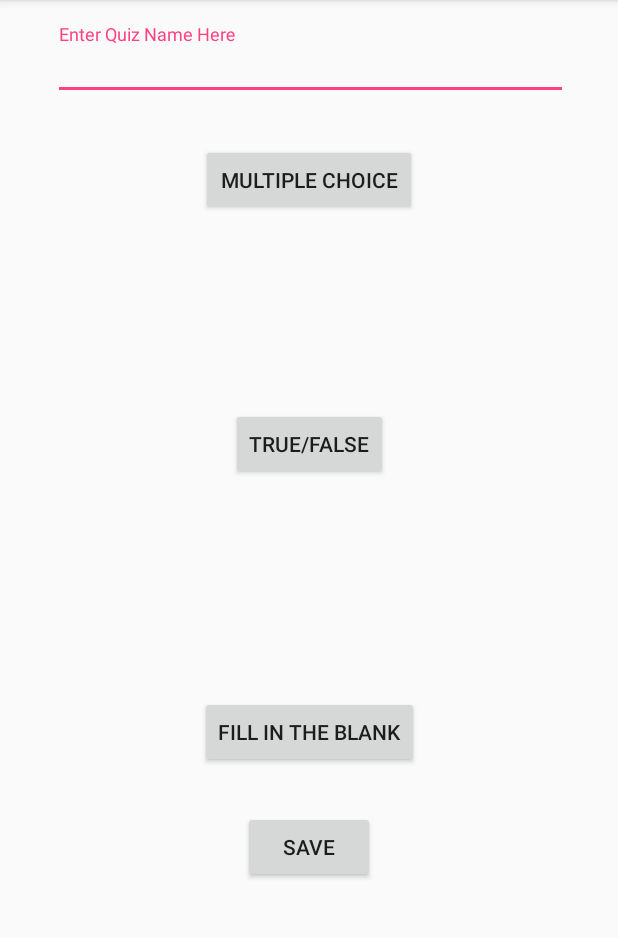
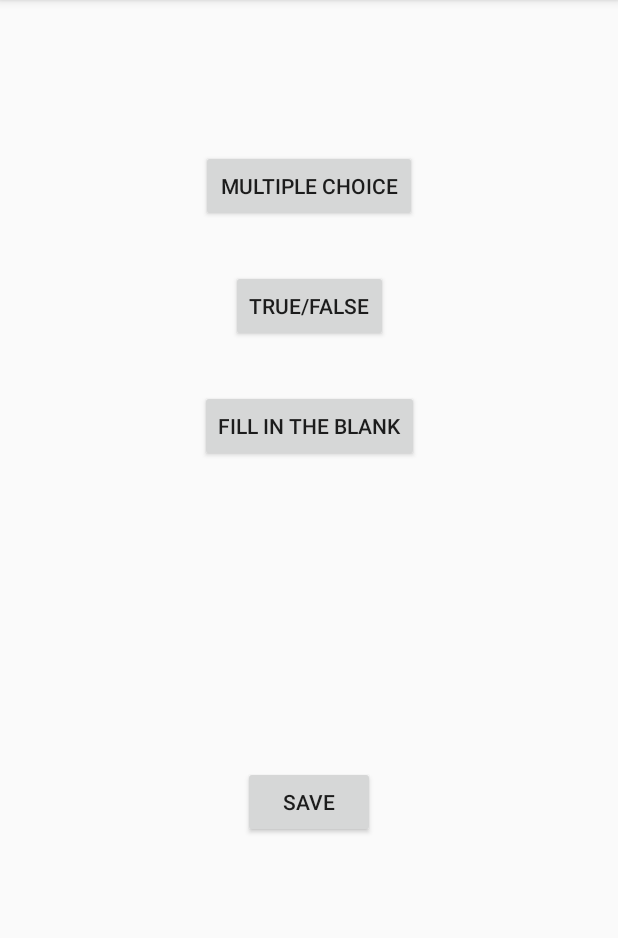
Before and after one commit to fmadrid1317/COP-4331-Testy, an Android app: the TestTypes screen opened directly, with no data from a screen before it, on a phone screen of 412 x 824 dp, the part 84-1022 px from its top. Run offline under Robolectric (Android 15) with nearby library versions, the phone set to English and light mode, and no system bars; our stand-ins replace Firebase (no records; nobody signed in at launch, a user with empty details on screens opened directly).

Commit message:
name entry isnt garbage anymore

```diff
--- a/app/src/main/AndroidManifest.xml
+++ b/app/src/main/AndroidManifest.xml
@@ -35,6 +35,7 @@
         <activity android:name=".TakeMC"/>
         <activity android:name=".TakeTF"/>
         <activity android:name=".TakeFR"/>
+        <activity android:name=".SaveQuiz"/>
         <activity android:name=".GetScore">
         </activity>
     </application>
--- a/app/src/main/res/layout/activity_test_types.xml
+++ b/app/src/main/res/layout/activity_test_types.xml
@@ -6,28 +6,6 @@
     android:layout_height="match_parent"
     tools:context=".TestTypes">
 
-    <android.support.design.widget.TextInputLayout
-        android:id="@+id/qizName"
-        android:layout_width="343dp"
-        android:layout_height="wrap_content"
-        android:layout_marginBottom="8dp"
-        android:layout_marginEnd="8dp"
-        android:layout_marginStart="8dp"
-        android:layout_marginTop="16dp"
-        android:orientation="horizontal"
-        app:layout_constraintBottom_toTopOf="@+id/mcButton"
-        app:layout_constraintEnd_toEndOf="parent"
-        app:layout_constraintHorizontal_bias="0.52"
-        app:layout_constraintStart_toStartOf="parent"
-        app:layout_constraintTop_toTopOf="parent">
-
-        <android.support.design.widget.TextInputEditText
-            android:layout_width="match_parent"
-            android:layout_height="40dp"
-            android:hint="Enter Quiz Name Here"
-            android:singleLine="false" />
-    </android.support.design.widget.TextInputLayout>
-
     <Button
         android:id="@+id/saveButton4"
         android:layout_width="wrap_content"
@@ -35,30 +13,32 @@
         android:layout_marginBottom="39dp"
         android:layout_marginEnd="8dp"
         android:layout_marginStart="8dp"
-        android:layout_marginTop="400dp"
+        android:layout_marginTop="32dp"
         android:text="Save"
         app:layout_constraintBottom_toBottomOf="parent"
+        app:layout_constraintEnd_toEndOf="parent"
+        app:layout_constraintStart_toStartOf="parent"
+        app:layout_constraintTop_toBottomOf="@+id/fbButton" />
+
+    <Button
+        android:id="@+id/mcButton"
+        android:layout_width="144dp"
+        android:layout_height="wrap_content"
+        android:layout_marginBottom="32dp"
+        android:layout_marginEnd="8dp"
+        android:layout_marginStart="8dp"
+        android:layout_marginTop="100dp"
+        android:text="@string/multiple_choice"
+        app:layout_constraintBottom_toTopOf="@+id/tfButton"
         app:layout_constraintEnd_toEndOf="parent"
         app:layout_constraintStart_toStartOf="parent"
         app:layout_constraintTop_toTopOf="parent" />
 
     <Button
-        android:id="@+id/mcButton"
-        android:layout_width="144dp"
-        android:layout_height="wrap_content"
-        android:layout_marginEnd="8dp"
-        android:layout_marginStart="8dp"
-        android:layout_marginTop="29dp"
-        android:text="@string/multiple_choice"
-        app:layout_constraintEnd_toEndOf="parent"
-        app:layout_constraintStart_toStartOf="parent"
-        app:layout_constraintTop_toBottomOf="@+id/qizName" />
-
-    <Button
         android:id="@+id/tfButton"
         android:layout_width="wrap_content"
         android:layout_height="wrap_content"
-        android:layout_marginBottom="8dp"
+        android:layout_marginBottom="32dp"
         android:layout_marginEnd="8dp"
         android:layout_marginStart="8dp"
         android:text="@string/true_false"
@@ -72,12 +52,10 @@
         android:id="@+id/fbButton"
         android:layout_width="wrap_content"
         android:layout_height="wrap_content"
-        android:layout_marginBottom="128dp"
         android:layout_marginEnd="8dp"
         android:layout_marginStart="8dp"
-        android:layout_marginTop="8dp"
+        android:layout_marginTop="32dp"
         android:text="@string/fill_in_the_blank"
-        app:layout_constraintBottom_toBottomOf="parent"
         app:layout_constraintEnd_toEndOf="parent"
         app:layout_constraintHorizontal_bias="0.5"
         app:layout_constraintStart_toStartOf="parent"
```
Also changed, not shown: app/src/main/java/com/example/ferna/mytesty/SaveQuiz.java (added, +114 -0 lines), app/src/main/java/com/example/ferna/mytesty/TestTypes.java (+4 -47 lines), app/src/main/res/layout/activity_save_quiz.xml (added, +56 -0 lines).
